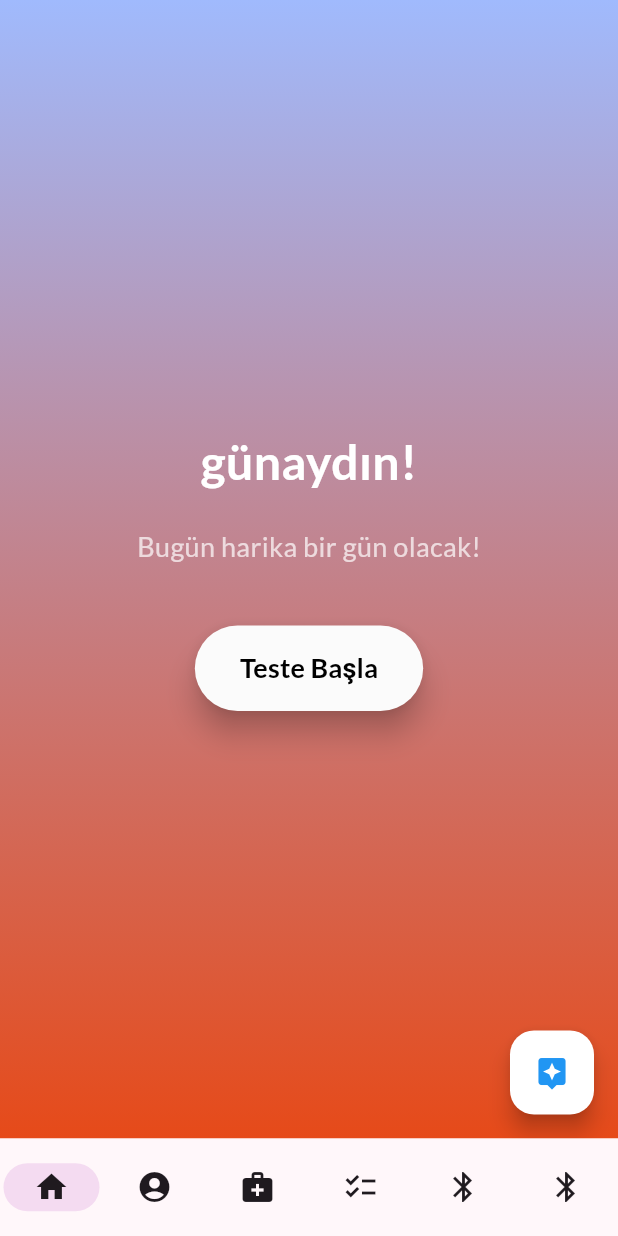
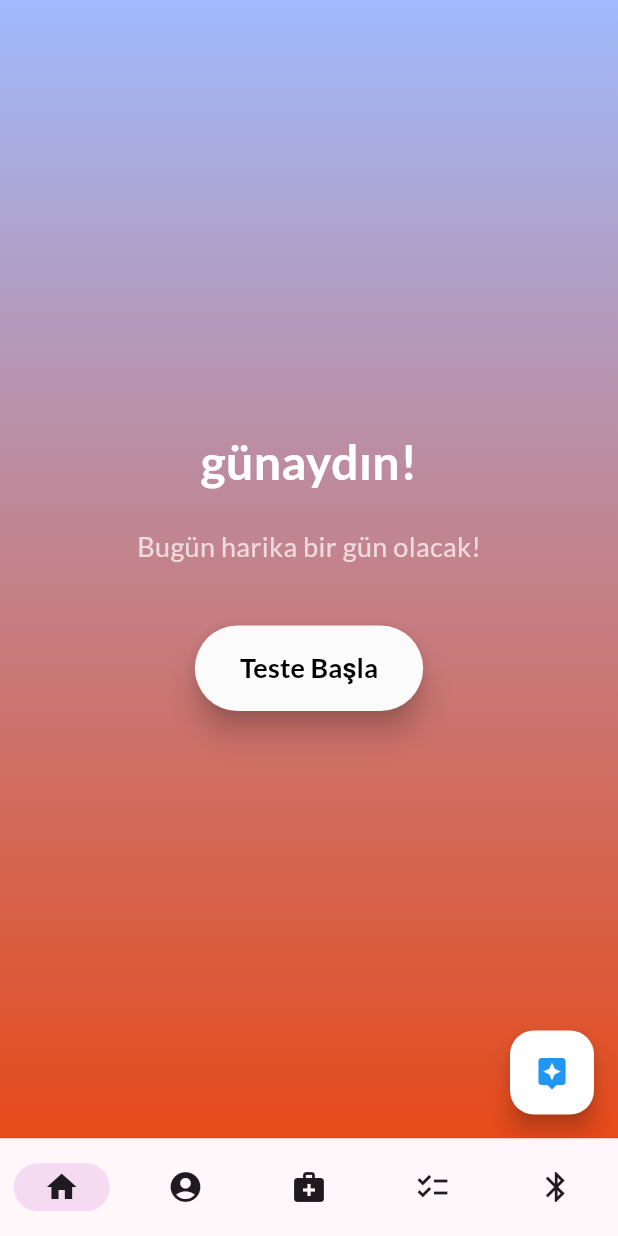
Before and after one commit to gzmcn/spiroble, a Flutter app: the AppScreen screen opened directly, on a phone screen of 412 x 824 dp. Run offline on Flutter 3.47's test engine with Material 3 defaults, Android fonts, the phone set to English and light mode, and no system bars; our stand-ins replace cloud_firestore, csv, firebase_auth, firebase_core, firebase_database, flutter_bloc and 6 more; missing offline and left inert: fancy_button_flutter, flutter_reactive_ble; accounts and stored records are empty.

Commit message:
düzenleme

```diff
--- a/lib/screens/appScreen.dart
+++ b/lib/screens/appScreen.dart
@@ -41,9 +41,6 @@ class _HomeScreenState extends State<AppScreen> {
       case 4:
         return BluetoothScreen();
 
-      case 5:
-          return HealthMonitorScreen();
-
       default:
         return Center(child: Text('Varsayılan Ekran')); // Varsayılan ekran
     }
--- a/lib/widgets/bottom_navigationMenu.dart
+++ b/lib/widgets/bottom_navigationMenu.dart
@@ -47,10 +47,6 @@ class _NavigationMenuState extends State<NavigationMenu> {
           icon: Icon(Icons.bluetooth, color: theme.colorScheme.onSurface),
           label: '',
         ),
-        NavigationDestination(
-          icon: Icon(Icons.bluetooth, color: theme.colorScheme.onSurface),
-          label: '',
-        ),
       ],
       labelBehavior: NavigationDestinationLabelBehavior
           .alwaysHide, // Ensures no label is shown
```
Also changed, not shown: lib/screens/AnimationScreen.dart (+29 -1 lines).
